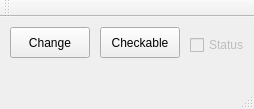
The window that 01 tools/03 desarrollo/RPi/02 qt/02 widgets/06 pushButton checkable/pushButtonCheckable/mainwindow.ui (ramonjunquera/GlobalEnvironment) describes before a commit, drawn with Qt 5.
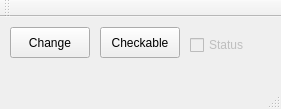
The same window after the commit.

```diff
--- a/01 tools/03 desarrollo/RPi/02 qt/02 widgets/06 pushButton checkable/pushButtonCheckable/mainwindow.ui
+++ b/01 tools/03 desarrollo/RPi/02 qt/02 widgets/06 pushButton checkable/pushButtonCheckable/mainwindow.ui
@@ -6,7 +6,7 @@
    <rect>
     <x>0</x>
     <y>0</y>
-    <width>254</width>
+    <width>281</width>
     <height>109</height>
    </rect>
   </property>
```
Left out of the diff: 4 changed lines with no effect on the pictures.
